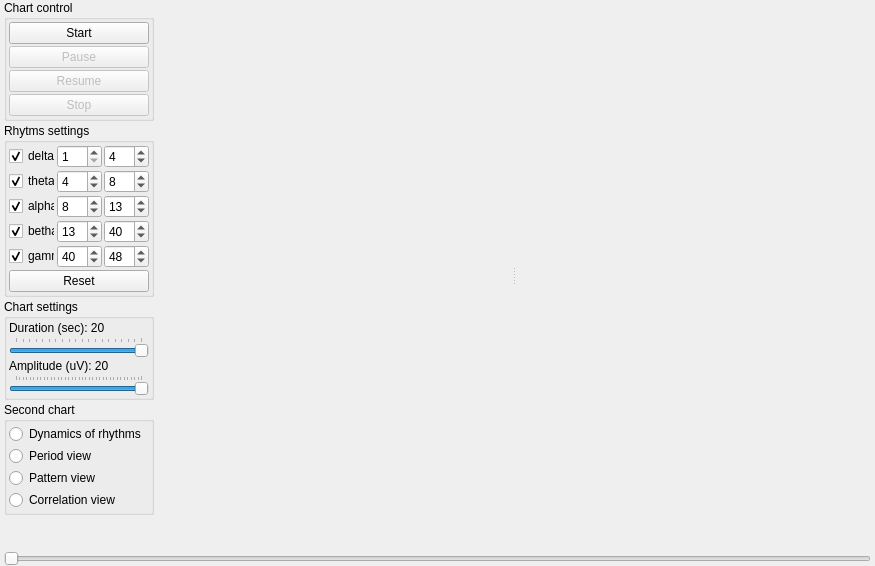
Qt form UI/rhytmwindow.ui (ZarkSPb/BB_Python) before a commit.
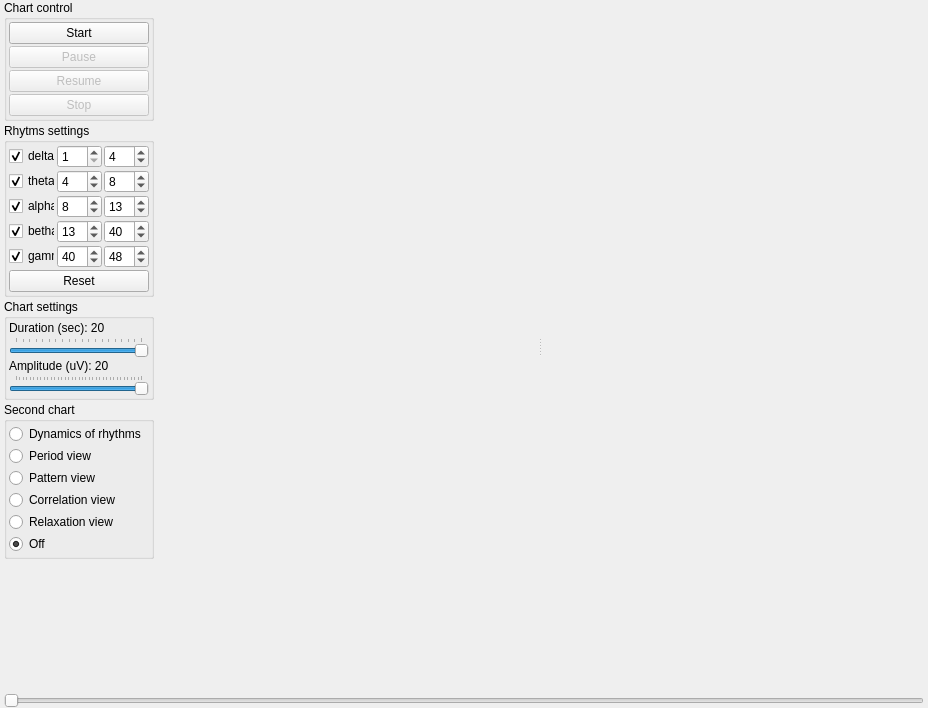
The same form after that commit.

```diff
--- a/UI/rhytmwindow.ui
+++ b/UI/rhytmwindow.ui
@@ -6,8 +6,8 @@
    <rect>
     <x>0</x>
     <y>0</y>
-    <width>875</width>
-    <height>566</height>
+    <width>928</width>
+    <height>708</height>
    </rect>
   </property>
   <property name="windowTitle">
@@ -475,6 +475,29 @@
            <property name="text">
             <string>Correlation view</string>
            </property>
+           <property name="autoRepeat">
+            <bool>false</bool>
+           </property>
+          </widget>
+         </item>
+         <item>
+          <widget class="QRadioButton" name="radioButton_5">
+           <property name="text">
+            <string>Relaxation view</string>
+           </property>
+          </widget>
+         </item>
+         <item>
+          <widget class="QRadioButton" name="radioButton_off">
+           <property name="text">
+            <string>Off</string>
+           </property>
+           <property name="checked">
+            <bool>true</bool>
+           </property>
+           <property name="autoRepeat">
+            <bool>false</bool>
+           </property>
           </widget>
          </item>
         </layout>
```
Left out of the diff: 217 changed lines with no effect on the pictures.
